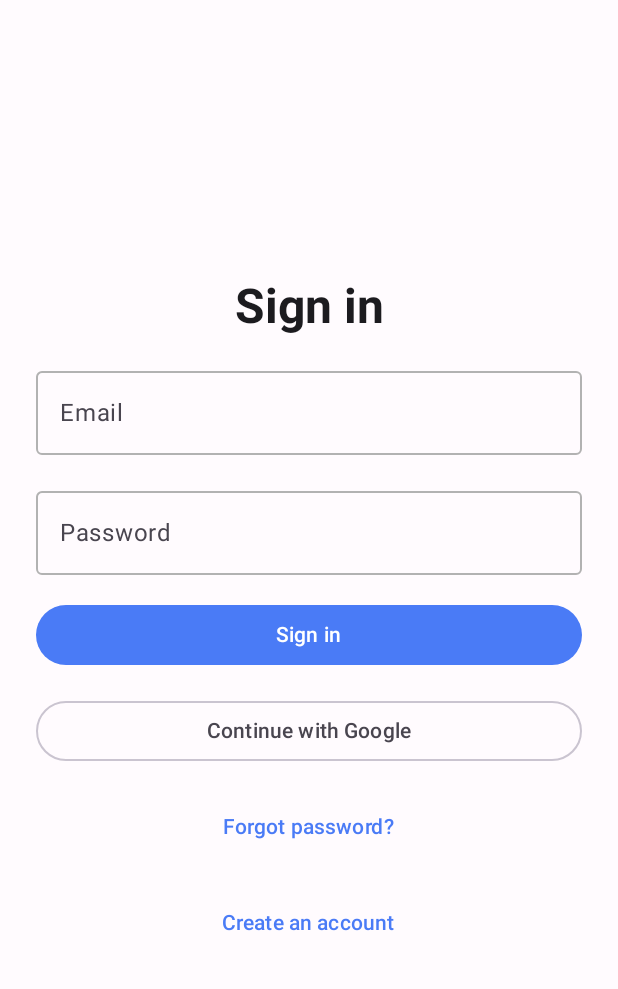
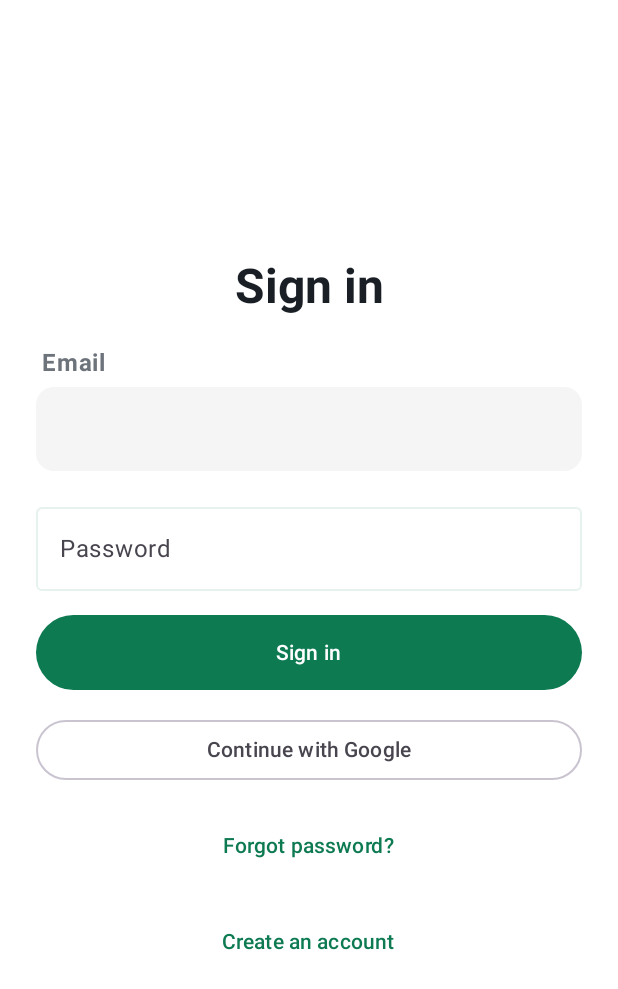
Before and after one commit to dimitrije53592/Rygg, an Android app built with Jetpack Compose: the screen it shows after launch (MainActivity), on a phone screen of 412 x 824 dp. Shown: the top 989 px of the screen. Run offline under Robolectric (Android 15) with nearby library versions, the light colour scheme and no system bars; our stand-ins replace Dagger/Hilt's generated code, Firebase (no records; nobody signed in at launch, a user with empty details on screens opened directly); libraries missing offline, so code that uses them is left out: androidx.hilt.lifecycle.

Commit message:
Common button and text field added

```diff
--- a/app/src/main/java/com/example/rygg/core/ui/components/RyggPrimaryButton.kt
+++ b/app/src/main/java/com/example/rygg/core/ui/components/RyggPrimaryButton.kt
@@ -1,12 +1,22 @@
 package com.example.rygg.core.ui.components
 
+import androidx.compose.foundation.layout.Arrangement
+import androidx.compose.foundation.layout.Row
+import androidx.compose.foundation.layout.fillMaxWidth
+import androidx.compose.foundation.layout.height
 import androidx.compose.foundation.layout.size
 import androidx.compose.material3.Button
+import androidx.compose.material3.ButtonColors
+import androidx.compose.material3.ButtonDefaults
 import androidx.compose.material3.CircularProgressIndicator
-import androidx.compose.material3.LocalContentColor
+import androidx.compose.material3.Icon
 import androidx.compose.material3.Text
 import androidx.compose.runtime.Composable
 import androidx.compose.ui.Modifier
+import androidx.compose.ui.graphics.Color
+import androidx.compose.ui.graphics.painter.Painter
+import androidx.compose.ui.unit.Dp
+import com.example.rygg.core.ui.theme.RyggColor
 import com.example.rygg.core.ui.theme.RyggTheme
 
 @Composable
@@ -14,21 +24,45 @@ fun RyggPrimaryButton(
     text: String,
     onClick: () -> Unit,
     modifier: Modifier = Modifier,
-    enabled: Boolean = true,
-    loading: Boolean = false
+    isEnabled: Boolean = true,
+    isLoading: Boolean = false,
+    backgroundColor: Color = RyggTheme.getColor(RyggColor.BrandGreen),
+    progressIndicatorColor: Color = RyggTheme.getColor(RyggColor.BackgroundWhite),
+    textColor: Color = RyggTheme.getColor(RyggColor.BackgroundWhite),
+    leadingIcon: Painter? = null,
+    leadingIconTint: Color = RyggTheme.getColor(RyggColor.BackgroundWhite),
+    buttonHeight: Dp = RyggTheme.dimens.buttonHeight50
 ) {
     Button(
         onClick = onClick,
-        enabled = enabled && !loading,
-        modifier = modifier
+        enabled = isEnabled && !isLoading,
+        modifier = modifier.height(buttonHeight),
+        colors = ButtonDefaults.buttonColors(
+            containerColor = backgroundColor
+        )
     ) {
-        if (loading) {
+        if (isLoading) {
             CircularProgressIndicator(
                 modifier = Modifier.size(RyggTheme.dimens.progressIndicator20),
-                color = LocalContentColor.current
+                color = progressIndicatorColor
             )
         } else {
-            Text(text)
+            Row(
+                modifier = Modifier.fillMaxWidth(),
+                horizontalArrangement = Arrangement.Center
+            ) {
+                leadingIcon?.let {
+                    Icon(
+                        painter = leadingIcon,
+                        tint = leadingIconTint,
+                        contentDescription = ""
+                    )
+                }
+                Text(
+                    text = text,
+                    color = textColor
+                )
+            }
         }
     }
 }
--- /dev/null
+++ b/app/src/main/java/com/example/rygg/core/ui/components/RyggTextField.kt
@@ -0,0 +1,120 @@
+package com.example.rygg.core.ui.components
+
+import androidx.compose.foundation.layout.Arrangement
+import androidx.compose.foundation.layout.Column
+import androidx.compose.foundation.layout.Row
+import androidx.compose.foundation.layout.fillMaxWidth
+import androidx.compose.foundation.layout.padding
+import androidx.compose.foundation.shape.RoundedCornerShape
+import androidx.compose.material3.Icon
+import androidx.compose.material3.OutlinedTextField
+import androidx.compose.material3.OutlinedTextFieldDefaults
+import androidx.compose.material3.Text
+import androidx.compose.runtime.Composable
+import androidx.compose.runtime.mutableStateOf
+import androidx.compose.runtime.remember
+import androidx.compose.ui.Modifier
+import androidx.compose.ui.focus.onFocusChanged
+import androidx.compose.ui.graphics.Color
+import androidx.compose.ui.graphics.painter.Painter
+import androidx.compose.ui.res.painterResource
+import androidx.compose.ui.res.stringResource
+import androidx.compose.ui.text.font.FontWeight
+import androidx.compose.ui.tooling.preview.Preview
+import com.example.rygg.core.ui.theme.RyggColor
+import com.example.rygg.core.ui.theme.RyggTheme
+
+@Composable
+fun RyggTextField(
+    value: String,
+    onValueChange: (String) -> Unit,
+    modifier: Modifier = Modifier,
+    isEnabled: Boolean = true,
+    singleLine: Boolean = true,
+    labelText: String? = null,
+    labelTextColor: Color = RyggTheme.getColor(RyggColor.TextSecondary),
+    placeholderText: String? = null,
+    placeholderTextColor: Color = RyggTheme.getColor(RyggColor.OnBrandLightGray),
+    leadingIcon: Painter? = null,
+    leadingIconTint: Color = RyggTheme.getColor(RyggColor.TextSecondary),
+    trailingIcon: Painter? = null,
+    trailingIconTint: Color = RyggTheme.getColor(RyggColor.TextSecondary)
+) {
+    val isFocused = remember { mutableStateOf(false) }
+
+    Column {
+        labelText?.let {
+            Row(
+                modifier = Modifier
+                    .fillMaxWidth()
+                    .padding(RyggTheme.dimens.commonContentPadding4),
+                horizontalArrangement = Arrangement.Start
+            ) {
+                Text(
+                    text = labelText,
+                    color = labelTextColor,
+                    fontWeight = FontWeight.Bold
+                )
+            }
+        }
+        OutlinedTextField(
+            value = value,
+            onValueChange = {
+                onValueChange(it)
+            },
+            enabled = isEnabled,
+            singleLine = singleLine,
+            placeholder = placeholderText?.let {
+                {
+                    Text(
+                        text = placeholderText,
+                        color = placeholderTextColor
+                    )
+                }
+            },
+            leadingIcon = leadingIcon?.let {
+                {
+                    Icon(
+                        painter = it,
+                        tint = leadingIconTint,
+                        contentDescription = ""
+                    )
+                }
+            },
+            trailingIcon = trailingIcon?.let {
+                {
+                    Icon(
+                        painter = trailingIcon,
+                        tint = trailingIconTint,
+                        contentDescription = ""
+                    )
+                }
+            },
+            colors = OutlinedTextFieldDefaults.colors(
+                focusedTextColor = RyggTheme.getColor(RyggColor.TextPrimary),
+                unfocusedTextColor = RyggTheme.getColor(RyggColor.TextPrimary),
+                focusedContainerColor = RyggTheme.getColor(RyggColor.BackgroundWhite),
+                unfocusedContainerColor = RyggTheme.getColor(RyggColor.SurfaceGray),
+                focusedPlaceholderColor = RyggTheme.getColor(RyggColor.OnBrandLightGray),
+                unfocusedPlaceholderColor = RyggTheme.getColor(RyggColor.OnBrandLightGray),
+                focusedBorderColor = RyggTheme.getColor(RyggColor.BrandGreen),
+                unfocusedBorderColor = Color.Transparent
+            ),
+            shape = RoundedCornerShape(RyggTheme.dimens.radius12),
+            modifier = modifier.onFocusChanged {
+                isFocused.value = it.isFocused
+            }
+        )
+    }
+}
+
+@Preview
+@Composable
+fun RyggTextFieldPreview() {
+    RyggTheme {
+        RyggTextField(
+            value = "Button text",
+            onValueChange = {}
+        )
+    }
+}
--- a/app/src/main/java/com/example/rygg/core/ui/theme/Color.kt
+++ b/app/src/main/java/com/example/rygg/core/ui/theme/Color.kt
@@ -5,43 +5,39 @@ import androidx.compose.material3.lightColorScheme
 import androidx.compose.ui.graphics.Color
 
 enum class RyggColor(val lightColor: Color, val darkColor: Color) {
-    Brand(lightColor = Color(0xFF4A7BF6), darkColor = Color(0xFF6B9BFF)),
-    BrandSecondary(lightColor = Color(0xFF8A5CF5), darkColor = Color(0xFFA47CFF)),
-    OnBrand(lightColor = Color(0xFFFFFFFF), darkColor = Color(0xFF000000)),
-    Background(lightColor = Color(0xFFFFFBFE), darkColor = Color(0xFF1C1B1F)),
-    Surface(lightColor = Color(0xFFFFFFFF), darkColor = Color(0xFF2B2B2B)),
-    TextPrimary(lightColor = Color(0xFF1C1B1F), darkColor = Color(0xFFE6E1E5)),
-    TextSecondary(lightColor = Color(0xFF49454F), darkColor = Color(0xFFCAC4D0)),
-    TextDisabled(lightColor = Color(0xFF9E9E9E), darkColor = Color(0xFF6B6B6B)),
-    Outline(lightColor = Color(0xFFB2B2B2), darkColor = Color(0xFF6B6B6B)),
-    Divider(lightColor = Color(0x1F000000), darkColor = Color(0x1FFFFFFF)),
+    BrandGreen(lightColor = Color(0xFF0D7A52), darkColor = Color(0xFF6B9BFF)),
+    BrandGraphite(lightColor = Color(0xFF151A1F), darkColor = Color(0xFFA47CFF)),
+    OnBrandLightGray(lightColor = Color(0xFFA8ADA9), darkColor = Color(0xFF000000)),
+    BackgroundWhite(lightColor = Color(0xFFFFFFFF), darkColor = Color(0xFF1C1B1F)),
+    SurfaceGray(lightColor = Color(0xFFF5F5F5), darkColor = Color(0xFF2B2B2B)),
+    TextPrimary(lightColor = Color(0xFF1A1F26), darkColor = Color(0xFFE6E1E5)),
+    TextSecondary(lightColor = Color(0xFF6D737A), darkColor = Color(0xFFCAC4D0)),
+    Outline(lightColor = Color(0xFFE6F2ED), darkColor = Color(0xFF6B6B6B)),
     Success(lightColor = Color(0xFF2E7D32), darkColor = Color(0xFF81C784)),
-    Warning(lightColor = Color(0xFFF59E0B), darkColor = Color(0xFFFFB74D)),
-    Info(lightColor = Color(0xFF0288D1), darkColor = Color(0xFF4FC3F7)),
     Error(lightColor = Color(0xFFD32F2F), darkColor = Color(0xFFEF5350))
 }
 
 val LightColorScheme = lightColorScheme(
-    primary = RyggColor.Brand.lightColor,
-    onPrimary = RyggColor.OnBrand.lightColor,
-    secondary = RyggColor.BrandSecondary.lightColor,
-    onSecondary = RyggColor.OnBrand.lightColor,
-    background = RyggColor.Background.lightColor,
+    primary = RyggColor.BrandGreen.lightColor,
+    onPrimary = RyggColor.OnBrandLightGray.lightColor,
+    secondary = RyggColor.BrandGraphite.lightColor,
+    onSecondary = RyggColor.OnBrandLightGray.lightColor,
+    background = RyggColor.BackgroundWhite.lightColor,
     onBackground = RyggColor.TextPrimary.lightColor,
-    surface = RyggColor.Surface.lightColor,
+    surface = RyggColor.SurfaceGray.lightColor,
     onSurface = RyggColor.TextPrimary.lightColor,
     outline = RyggColor.Outline.lightColor,
     error = RyggColor.Error.lightColor
 )
 
 val DarkColorScheme = darkColorScheme(
-    primary = RyggColor.Brand.darkColor,
-    onPrimary = RyggColor.OnBrand.darkColor,
-    secondary = RyggColor.BrandSecondary.darkColor,
-    onSecondary = RyggColor.OnBrand.darkColor,
-    background = RyggColor.Background.darkColor,
+    primary = RyggColor.BrandGreen.darkColor,
+    onPrimary = RyggColor.OnBrandLightGray.darkColor,
+    secondary = RyggColor.BrandGraphite.darkColor,
+    onSecondary = RyggColor.OnBrandLightGray.darkColor,
+    background = RyggColor.BackgroundWhite.darkColor,
     onBackground = RyggColor.TextPrimary.darkColor,
-    surface = RyggColor.Surface.darkColor,
+    surface = RyggColor.SurfaceGray.darkColor,
     onSurface = RyggColor.TextPrimary.darkColor,
     outline = RyggColor.Outline.darkColor,
     error = RyggColor.Error.darkColor
--- a/app/src/main/java/com/example/rygg/feature/auth/ui/screen/ForgotPasswordScreen.kt
+++ b/app/src/main/java/com/example/rygg/feature/auth/ui/screen/ForgotPasswordScreen.kt
@@ -59,7 +59,7 @@ fun ForgotPasswordScreen(params: ForgotPasswordScreenParams) {
             text = stringResource(R.string.forgot_button),
             onClick = params.onSendClick,
             modifier = Modifier.fillMaxWidth(),
-            loading = params.uiState.isLoading
+            isLoading = params.uiState.isLoading
         )
 
         TextButton(onClick = params.onBackClick) {
--- a/app/src/main/java/com/example/rygg/feature/auth/ui/screen/LoginScreen.kt
+++ b/app/src/main/java/com/example/rygg/feature/auth/ui/screen/LoginScreen.kt
@@ -16,6 +16,7 @@ import androidx.compose.ui.res.stringResource
 import androidx.compose.ui.text.input.PasswordVisualTransformation
 import com.example.rygg.R
 import com.example.rygg.core.ui.components.RyggPrimaryButton
+import com.example.rygg.core.ui.components.RyggTextField
 import com.example.rygg.core.ui.theme.RyggColor
 import com.example.rygg.core.ui.theme.RyggTheme
 
@@ -33,12 +34,12 @@ fun LoginScreen(params: LoginScreenParams) {
     ) {
         Text(text = stringResource(R.string.login_title), style = RyggTheme.typography.headlineLarge)
 
-        OutlinedTextField(
+        RyggTextField(
             value = params.uiState.email,
             onValueChange = params.onEmailChange,
             modifier = Modifier.fillMaxWidth(),
             singleLine = true,
-            label = { Text(stringResource(R.string.auth_email)) }
+            labelText = stringResource(R.string.auth_email)
         )
         OutlinedTextField(
             value = params.uiState.password,
@@ -61,7 +62,7 @@ fun LoginScreen(params: LoginScreenParams) {
             text = stringResource(R.string.login_button),
             onClick = params.onLoginClick,
             modifier = Modifier.fillMaxWidth(),
-            loading = params.uiState.isLoading
+            isLoading = params.uiState.isLoading
         )
 
         OutlinedButton(
--- a/app/src/main/java/com/example/rygg/feature/auth/ui/screen/RegisterScreen.kt
+++ b/app/src/main/java/com/example/rygg/feature/auth/ui/screen/RegisterScreen.kt
@@ -67,7 +67,7 @@ fun RegisterScreen(params: RegisterScreenParams) {
             text = stringResource(R.string.register_button),
             onClick = params.onRegisterClick,
             modifier = Modifier.fillMaxWidth(),
-            loading = params.uiState.isLoading
+            isLoading = params.uiState.isLoading
         )
 
         TextButton(onClick = params.onBackClick) {
--- a/app/src/main/java/com/example/rygg/feature/home/ui/screen/HomeScreen.kt
+++ b/app/src/main/java/com/example/rygg/feature/home/ui/screen/HomeScreen.kt
@@ -108,7 +108,7 @@ fun HomeScreen(params: HomeScreenParams) {
                             onClick = { params.onItemClick(item.id.toString()) },
                             onDelete = { params.onDeleteItem(item.id) }
                         )
-                        HorizontalDivider(color = RyggTheme.getColor(RyggColor.Divider))
+                        HorizontalDivider(color = RyggTheme.getColor(RyggColor.SurfaceGray))
                     }
                 }
             }
```
